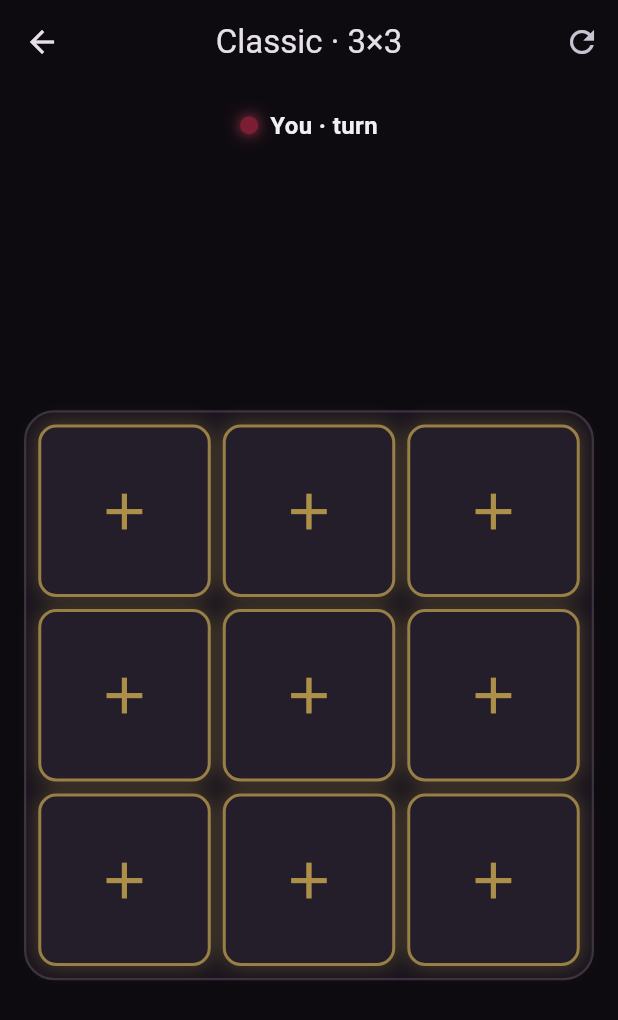
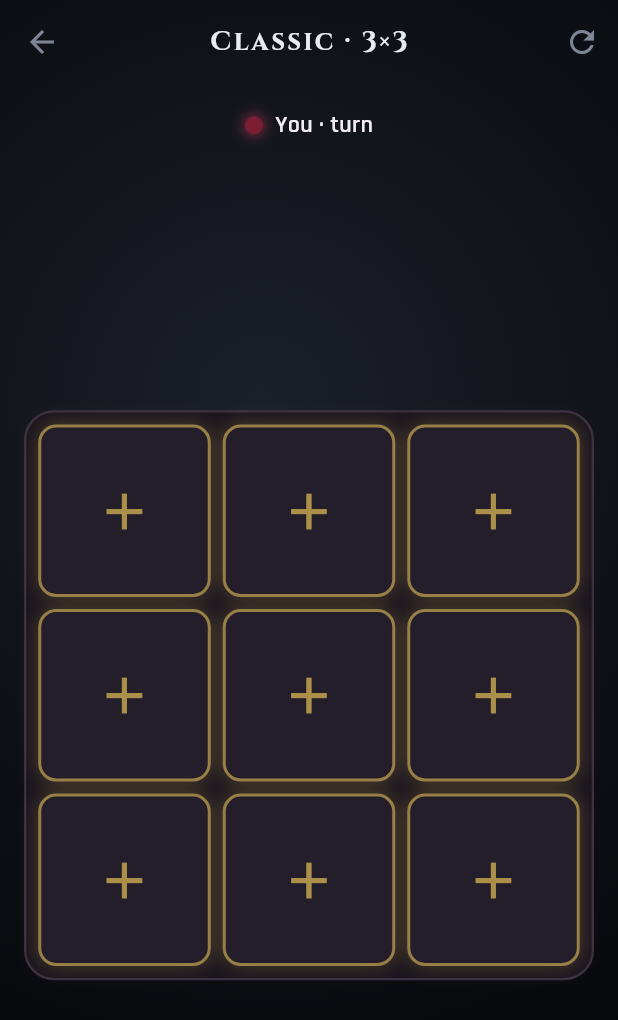
Before and after one commit to DenizTanisman/futuristic-xox, a Flutter app: the _SetupScreen screen opened directly, after a tap on "Play", on a phone screen of 412 x 824 dp. Shown: the top 1020 px of the screen. Run offline on Flutter 3.47's test engine with Material 3 defaults, Android fonts, the phone set to English and light mode, and no system bars; our stand-ins replace google_fonts.

Commit message:
UI themes step 1: GameTheme abstraction + Cinzel/Rajdhani fonts + background gradients
google_fonts (Cinzel display, Rajdhani UI/numbers). GameTheme with futuristic
(warm luxury) and classic (cold metallic) instances + InheritedWidget provider.
Game screen wrapped in the active theme's radial background; app text defaults
to Rajdhani. Widgets consume colours via GameTheme.of (next steps).

Co-Authored-By: Claude Opus 4.8 (1M context) <noreply@anthropic.com>

```diff
--- a/ui/lib/src/screens/game_screen.dart
+++ b/ui/lib/src/screens/game_screen.dart
@@ -7,6 +7,7 @@ import '../game/dart_game_api.dart';
 import '../game/player_controller.dart';
 import '../models/game_models.dart';
 import '../theme/app_theme.dart';
+import '../theme/game_theme.dart';
 import '../widgets/board_view.dart';
 import '../widgets/pawn_rail.dart';
 import '../widgets/status_widgets.dart';
@@ -91,9 +92,25 @@ class _GameScreenState extends State<GameScreen> {
   Widget build(BuildContext context) {
     final showValues = widget.mode.valued;
     final classic = widget.mode == Mode4.classic;
+    final theme = classic ? GameTheme.classic : GameTheme.futuristic;
+    return GameThemeProvider(
+      theme: theme,
+      child: Container(
+        decoration: BoxDecoration(gradient: theme.background),
+        child: _scaffold(context, theme, showValues, classic),
+      ),
+    );
+  }
+
+  Widget _scaffold(BuildContext context, GameTheme theme, bool showValues, bool classic) {
     return Scaffold(
+      backgroundColor: Colors.transparent,
       appBar: AppBar(
-        title: Text('${widget.mode.label} · ${widget.grid}×${widget.grid}'),
+        title: Text(
+          '${widget.mode.label} · ${widget.grid}×${widget.grid}',
+          style: theme.display(18, color: theme.ink),
+        ),
+        iconTheme: IconThemeData(color: theme.muted),
         actions: [
           IconButton(icon: const Icon(Icons.refresh), tooltip: 'Restart', onPressed: _playAgain),
         ],
--- a/ui/lib/src/theme/app_theme.dart
+++ b/ui/lib/src/theme/app_theme.dart
@@ -1,4 +1,5 @@
 import 'package:flutter/material.dart';
+import 'package:google_fonts/google_fonts.dart';
 
 /// Futuristic XOX palette (spec §3.1): bordeaux (player A) vs dark luxury gold (player B), on a deep
 /// near-black backdrop for a polished, premium feel.
@@ -43,7 +44,8 @@ class AppTheme {
         surface: AppColors.surface,
         secondary: AppColors.playerA,
       ),
-      textTheme: base.textTheme.apply(
+      // Rajdhani as the default UI font (numbers + labels); Cinzel is applied per-widget for display.
+      textTheme: GoogleFonts.rajdhaniTextTheme(base.textTheme).apply(
         bodyColor: AppColors.textPrimary,
         displayColor: AppColors.textPrimary,
       ),
--- /dev/null
+++ b/ui/lib/src/theme/game_theme.dart
@@ -0,0 +1,166 @@
+import 'package:flutter/material.dart';
+import 'package:google_fonts/google_fonts.dart';
+
+/// All visual tokens for one identity (colours, gradients, fonts). Two instances exist —
+/// [GameTheme.futuristic] (warm luxury) and [GameTheme.classic] (cold metallic). Widgets read from
+/// the active theme via [GameTheme.of] and never hardcode colours, so the shared board renders either
+/// look (spec: UI Themes feature §1–§2).
+class GameTheme {
+  // Surfaces
+  final Gradient background;
+  final Gradient frameRim; // thin metallic rim around the board frame
+  final Gradient panel; // frame panel fill
+  final Color cell;
+  final Color cellEmptyBorder;
+  final Color ink;
+  final Color muted;
+  final Color accent; // gold (fut) / steel-hi (classic)
+  final Color accentGlow;
+  final Color danger;
+
+  /// Per-owner disc gradient stops `[highlight, base, low]` and glow colour.
+  final List<List<Color>> _discStops;
+  final List<Color> _discGlow;
+
+  const GameTheme({
+    required this.background,
+    required this.frameRim,
+    required this.panel,
+    required this.cell,
+    required this.cellEmptyBorder,
+    required this.ink,
+    required this.muted,
+    required this.accent,
+    required this.accentGlow,
+    required this.danger,
+    required List<List<Color>> discStops,
+    required List<Color> discGlow,
+  })  : _discStops = discStops,
+        _discGlow = discGlow;
+
+  List<Color> discStops(int owner) => _discStops[owner & 1];
+  Color discGlow(int owner) => _discGlow[owner & 1];
+  Color ownerColor(int owner) => _discStops[owner & 1][1];
+
+  // ---- typography ----
+  TextStyle display(double size, {Color? color, FontWeight weight = FontWeight.w700}) =>
+      GoogleFonts.cinzel(fontSize: size, fontWeight: weight, color: color ?? ink, letterSpacing: 1.5);
+
+  TextStyle label(double size, {Color? color, FontWeight weight = FontWeight.w600}) =>
+      GoogleFonts.rajdhani(fontSize: size, fontWeight: weight, color: color ?? ink, letterSpacing: 0.5);
+
+  // ---- instances ----
+
+  static const GameTheme futuristic = GameTheme(
+    background: RadialGradient(
+      center: Alignment(-0.15, -0.35),
+      radius: 1.25,
+      colors: [Color(0xFF241813), Color(0xFF120C08), Color(0xFF070504)],
+      stops: [0.0, 0.55, 1.0],
+    ),
+    frameRim: LinearGradient(
+      begin: Alignment.topLeft,
+      end: Alignment.bottomRight,
+      colors: [
+        Color(0xFF8A6A1D),
+        Color(0xFFF6E6A8),
+        Color(0xFFC79A3A),
+        Color(0xFF4A3712),
+        Color(0xFFF6E6A8),
+        Color(0xFF8A6A1D),
+      ],
+    ),
+    panel: LinearGradient(
+      begin: Alignment.topCenter,
+      end: Alignment.bottomCenter,
+      colors: [Color(0xFF1B130C), Color(0xFF0E0A06)],
+    ),
+    cell: Color(0xFF15100B),
+    cellEmptyBorder: Color(0xFF3A2E1A),
+    ink: Color(0xFFF4ECD8),
+    muted: Color(0xFF9A8A6A),
+    accent: Color(0xFFD4AF37),
+    accentGlow: Color(0xFFF6E6A8),
+    danger: Color(0xFFD8556B),
+    discStops: [
+      [Color(0xFFD8556B), Color(0xFF9B2335), Color(0xFF5E121D)], // owner 0 — bordeaux
+      [Color(0xFFF6E6A8), Color(0xFFC79A3A), Color(0xFF8A6A1D)], // owner 1 — gold
+    ],
+    discGlow: [Color(0xFFD8556B), Color(0xFFD4AF37)],
+  );
+
+  static const GameTheme classic = GameTheme(
+    background: RadialGradient(
+      center: Alignment(-0.15, -0.35),
+      radius: 1.25,
+      colors: [Color(0xFF1C2029), Color(0xFF0E1016), Color(0xFF06070A)],
+      stops: [0.0, 0.55, 1.0],
+    ),
+    frameRim: LinearGradient(
+      begin: Alignment.topLeft,
+      end: Alignment.bottomRight,
+      colors: [
+        Color(0xFF3A3F4B),
+        Color(0xFFEEF1F6),
+        Color(0xFFAAB0BE),
+        Color(0xFF3A3F4B),
+        Color(0xFFEEF1F6),
+        Color(0xFF6E7585),
+      ],
+    ),
+    panel: LinearGradient(
+      begin: Alignment.topCenter,
+      end: Alignment.bottomCenter,
+      colors: [Color(0xFF161A22), Color(0xFF0B0D12)],
+    ),
+    cell: Color(0xFF0F1118),
+    cellEmptyBorder: Color(0xFF2A2F3A),
+    ink: Color(0xFFE7EBF2),
+    muted: Color(0xFF7E8696),
+    accent: Color(0xFFEEF1F6),
+    accentGlow: Color(0xFFAAB0BE),
+    danger: Color(0xFFD9544D),
+    discStops: [
+      [Color(0xFFFFFFFF), Color(0xFFC8CDD8), Color(0xFF878D9C)], // owner 0 — silver (X)
+      [Color(0xFFF3DD8C), Color(0xFFC79A3A), Color(0xFF7E611A)], // owner 1 — dark gold (O)
+    ],
+    discGlow: [Color(0xFFEEF1F6), Color(0xFFF3DD8C)],
+  );
+
+  // ---- inherited access ----
+  static GameTheme of(BuildContext context) {
+    final scope = context.dependOnInheritedWidgetOfExactType<_GameThemeScope>();
+    return scope?.theme ?? futuristic;
+  }
+}
+
+/// Provides the active [GameTheme] to the subtree.
+class GameThemeProvider extends StatelessWidget {
+  final GameTheme theme;
+  final Widget child;
+  const GameThemeProvider({super.key, required this.theme, required this.child});
+
+  @override
+  Widget build(BuildContext context) => _GameThemeScope(theme: theme, child: child);
+}
+
+class _GameThemeScope extends InheritedWidget {
+  final GameTheme theme;
+  const _GameThemeScope({required this.theme, required super.child});
+
+  @override
+  bool updateShouldNotify(_GameThemeScope old) => old.theme != theme;
+}
+
+/// Motion timings (spec §1). Centralized so all themed widgets share the same feel.
+class Motion {
+  Motion._();
+  static const Duration reveal = Duration(milliseconds: 500);
+  static const Duration pawnPop = Duration(milliseconds: 420);
+  static const Duration markDraw = Duration(milliseconds: 450);
+  static const Duration capture = Duration(milliseconds: 300);
+  static const Duration ripple = Duration(milliseconds: 600);
+  static const Duration shimmer = Duration(milliseconds: 6200);
+  static const Duration railSlide = Duration(milliseconds: 280);
+  static const Duration hover = Duration(milliseconds: 180);
+}
--- a/ui/pubspec.yaml
+++ b/ui/pubspec.yaml
@@ -11,8 +11,10 @@ environment:
 dependencies:
   flutter:
     sdk: flutter
-  # No third-party packages: the UI runs on the pure-Dart mock backend out of the box. The native
-  # Rust backend (flutter_rust_bridge + ffi) is added during the integration step — see ui/README.md.
+  # Cinzel (display/headings) + Rajdhani (UI/numbers) for the themed look.
+  google_fonts: ^6.2.1
+  # The game backend runs on the pure-Dart mock out of the box. The native Rust backend
+  # (flutter_rust_bridge + ffi) is added during the integration step — see ui/README.md.
 
 dev_dependencies:
   flutter_test:
```
Also changed, not shown: ui/pubspec.lock.
